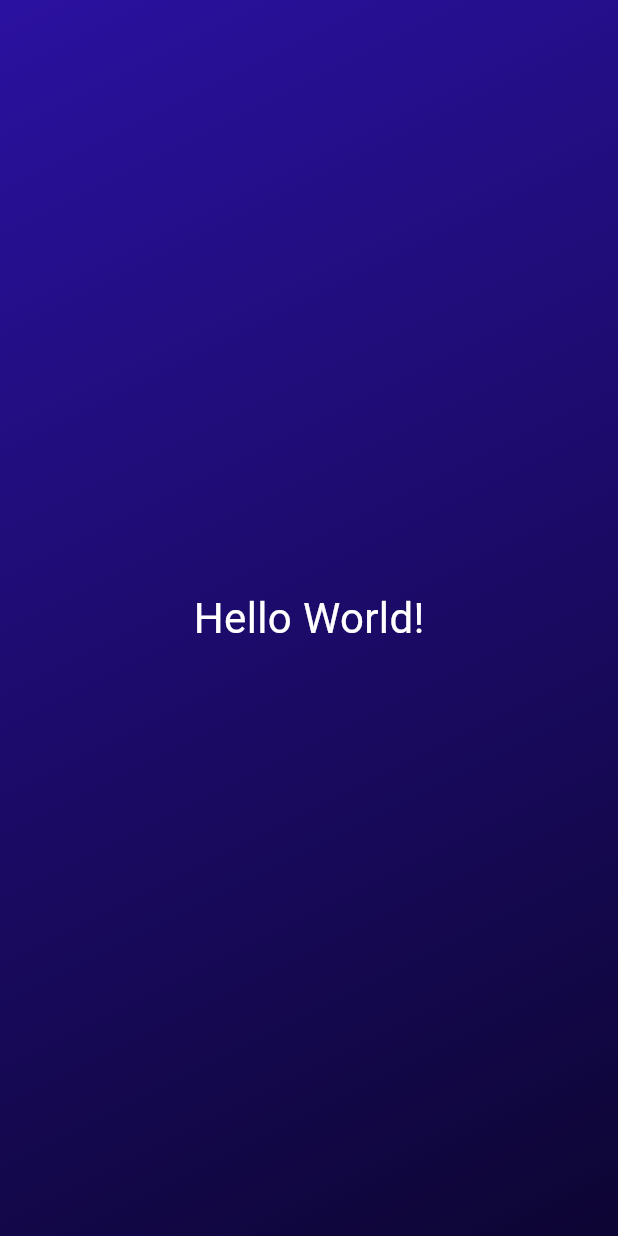
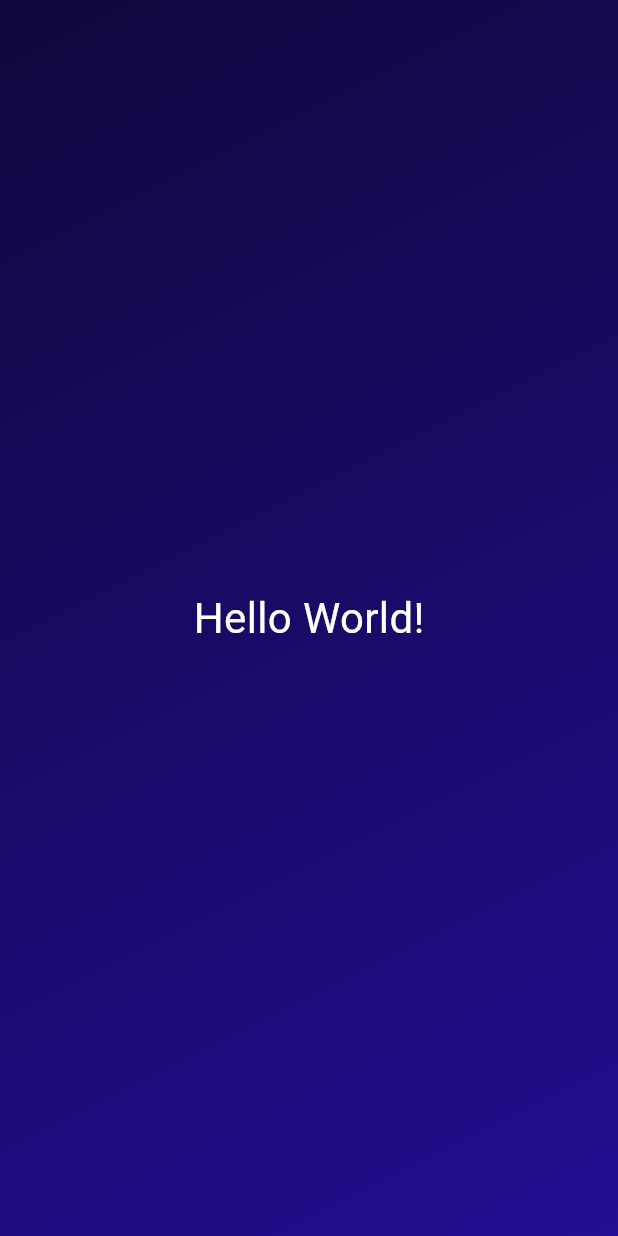
Before and after one commit to oBR1o/flutte_101, a Flutter app: the screen it shows after launch, on a phone screen of 412 x 824 dp. Run offline on Flutter 3.47's test engine with Material 3 defaults, Android fonts, the phone set to English and light mode, and no system bars.

Commit message:
Reusable Widgets & Constructor Functions

```diff
--- a/lib/gradient_container.dart
+++ b/lib/gradient_container.dart
@@ -1,22 +1,28 @@
 import 'package:first_app/styled_text.dart';
 import 'package:flutter/material.dart';
 
-const startAlignment = Alignment.topLeft;      // use const because position can be locked
+const startAlignment =
+    Alignment.topLeft; // use const because position can be locked
 const endAlignment = Alignment.bottomRight;
 
 class GradientContainer extends StatelessWidget {
-  const GradientContainer({
+  const GradientContainer(
+    this.colors1,
+    this.colors2, {
     super.key,
   });
+
+  final Color colors1;
+  final Color colors2;
 
   @override
   Widget build(context) {
     return Container(
-      decoration: const BoxDecoration(
+      decoration: BoxDecoration(
         gradient: LinearGradient(
           colors: [
-            Color.fromARGB(255, 43, 17, 160),
-            Color.fromARGB(255, 13, 5, 51),
+            colors1,
+            colors2,
           ],
           begin: startAlignment,
           end: endAlignment,
--- a/lib/main.dart
+++ b/lib/main.dart
@@ -5,7 +5,10 @@ void main() {
   runApp(
     const MaterialApp(
       home: Scaffold(
-        body: GradientContainer(),
+        body: GradientContainer(
+          Color.fromARGB(255, 17, 7, 61),
+          Color.fromARGB(255, 35, 13, 146),
+        ),
       ),
     ),
   );
```
